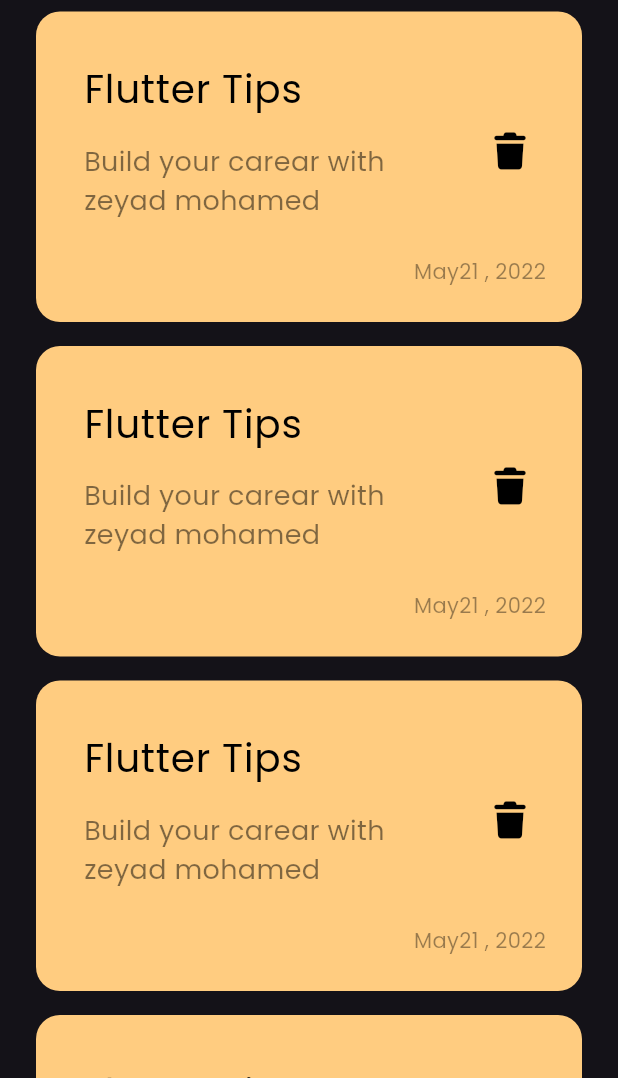
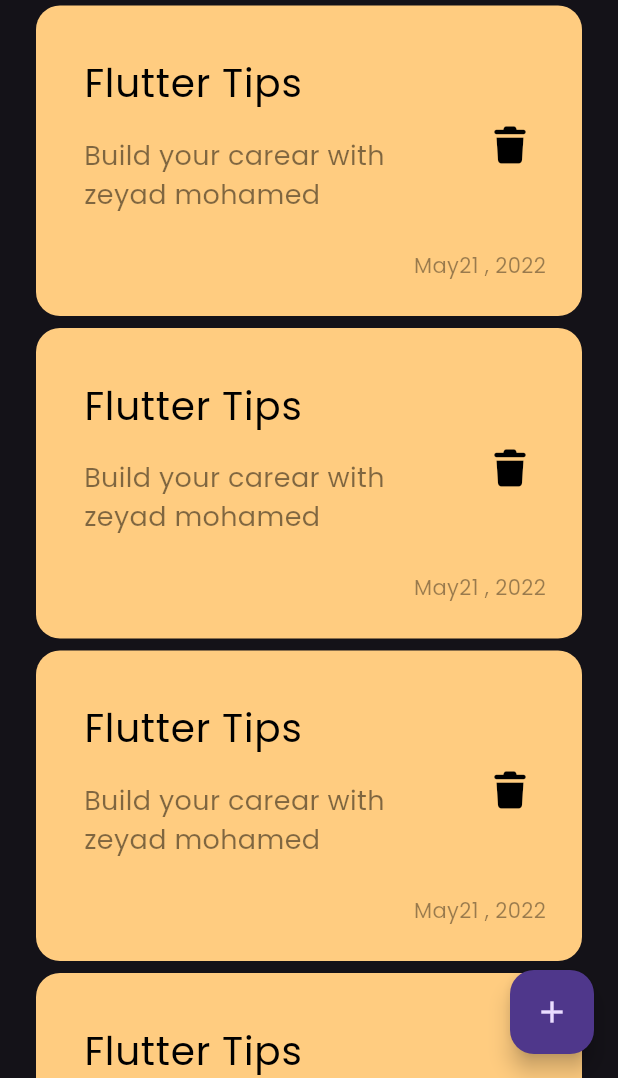
Before and after one commit to zeyadmomo90-crypto/Note_app, a Flutter app: the screen it shows after launch, on a phone screen of 412 x 824 dp, the part 158-1236 px from its top. Run offline on Flutter 3.47's test engine with Material 3 defaults, Android fonts, the phone set to English and light mode, and no system bars; our stand-ins replace font_awesome_flutter.

Commit message:
floating action button

```diff
--- a/lib/Views/Notes_View.dart
+++ b/lib/Views/Notes_View.dart
@@ -6,6 +6,12 @@ class NotesView extends StatelessWidget {
 
   @override
   Widget build(BuildContext context) {
-    return const Scaffold(body: NotesViewBody());
+    return Scaffold(
+      body: NotesViewBody(),
+      floatingActionButton: FloatingActionButton(
+        onPressed: () {},
+        child: Icon(Icons.add),
+      ),
+    );
   }
 }
--- a/lib/Views/widgets/Note_list_View.dart
+++ b/lib/Views/widgets/Note_list_View.dart
@@ -2,14 +2,16 @@ import 'package:flutter/material.dart';
 import 'package:test/Views/widgets/Custom_Note_Item.dart';
 
 class NotesListView extends StatelessWidget {
-  const NotesListView({super.key});
+  const NotesListView({
+    super.key,
+  }); // لازم دي تبقي const لو هتشيله يبقي تقلبها statefull
 
   @override
   Widget build(BuildContext context) {
     return ListView.builder(
       itemBuilder: (context, index) {
         return const Padding(
-          padding: EdgeInsets.symmetric(vertical: 8),
+          padding: EdgeInsets.symmetric(vertical: 4),
           child: NoteItem(),
         );
       },
```
